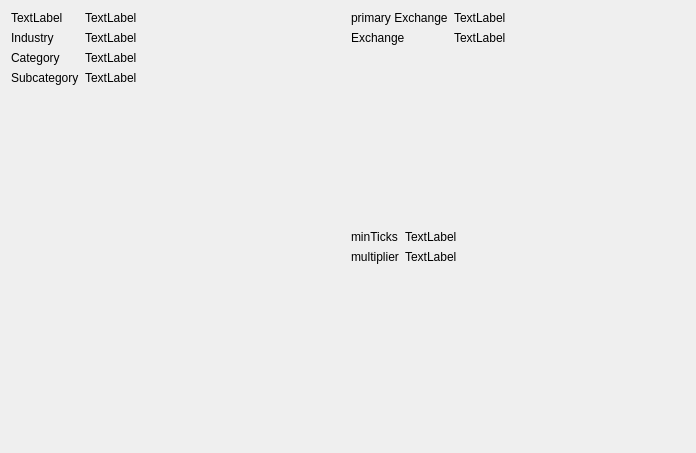
Qt form finance_app/ui/windows/asset_detail/shared/pages/basic_info/basic_info.ui (lukaskellerstein/FinanceApp) before a commit.
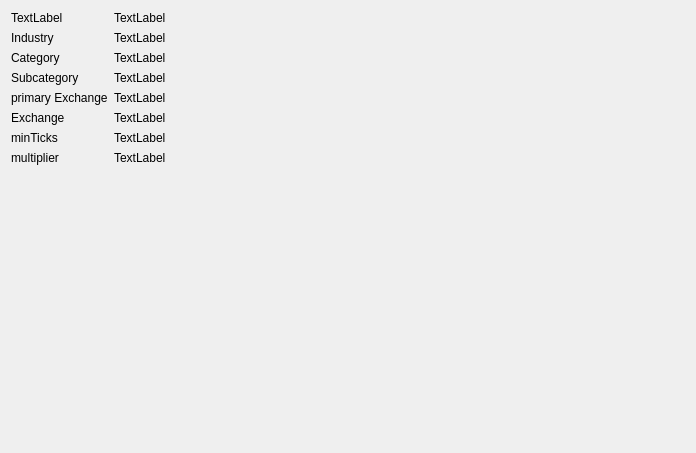
The same form after that commit.

The edit to the form file:
```diff
--- a/finance_app/ui/windows/asset_detail/shared/pages/basic_info/basic_info.ui
+++ b/finance_app/ui/windows/asset_detail/shared/pages/basic_info/basic_info.ui
@@ -16,6 +16,13 @@
   <layout class="QGridLayout" name="gridLayout">
    <item row="0" column="0" rowspan="2">
     <layout class="QFormLayout" name="basicInfoBox">
+     <item row="1" column="0">
+      <widget class="QLabel" name="localSymbolLabel">
+       <property name="text">
+        <string>TextLabel</string>
+       </property>
+      </widget>
+     </item>
      <item row="1" column="1">
       <widget class="QLabel" name="longNameLabel">
        <property name="text">
@@ -65,79 +72,70 @@
        </property>
       </widget>
      </item>
-     <item row="1" column="0">
-      <widget class="QLabel" name="localSymbolLabel">
-       <property name="text">
-        <string>TextLabel</string>
-       </property>
-      </widget>
-     </item>
-    </layout>
-   </item>
-   <item row="1" column="1">
-    <layout class="QFormLayout" name="basicInfo2Box">
-     <item row="0" column="0">
-      <widget class="QLabel" name="label_2">
-       <property name="text">
-        <string>minTicks</string>
-       </property>
-      </widget>
-     </item>
-     <item row="1" column="0">
-      <widget class="QLabel" name="label_4">
-       <property name="text">
-        <string>multiplier</string>
-       </property>
-      </widget>
-     </item>
-     <item row="0" column="1">
-      <widget class="QLabel" name="minTicksLabel">
-       <property name="text">
-        <string>TextLabel</string>
-       </property>
-      </widget>
-     </item>
-     <item row="1" column="1">
-      <widget class="QLabel" name="multiplierLabel">
-       <property name="text">
-        <string>TextLabel</string>
-       </property>
-      </widget>
-     </item>
-    </layout>
-   </item>
-   <item row="0" column="1">
-    <layout class="QFormLayout" name="basicInfo3Box">
-     <item row="0" column="0">
+     <item row="5" column="0">
       <widget class="QLabel" name="label_5">
        <property name="text">
         <string>primary Exchange</string>
        </property>
       </widget>
      </item>
-     <item row="0" column="1">
+     <item row="5" column="1">
       <widget class="QLabel" name="primaryExchangeLabel">
        <property name="text">
         <string>TextLabel</string>
        </property>
       </widget>
      </item>
-     <item row="1" column="0">
+     <item row="6" column="0">
       <widget class="QLabel" name="label_7">
        <property name="text">
         <string>Exchange</string>
        </property>
       </widget>
      </item>
-     <item row="1" column="1">
+     <item row="6" column="1">
       <widget class="QLabel" name="exchangeLabel">
        <property name="text">
         <string>TextLabel</string>
        </property>
       </widget>
      </item>
+     <item row="7" column="0">
+      <widget class="QLabel" name="label_2">
+       <property name="text">
+        <string>minTicks</string>
+       </property>
+      </widget>
+     </item>
+     <item row="7" column="1">
+      <widget class="QLabel" name="minTicksLabel">
+       <property name="text">
+        <string>TextLabel</string>
+       </property>
+      </widget>
+     </item>
+     <item row="8" column="0">
+      <widget class="QLabel" name="label_4">
+       <property name="text">
+        <string>multiplier</string>
+       </property>
+      </widget>
+     </item>
+     <item row="8" column="1">
+      <widget class="QLabel" name="multiplierLabel">
+       <property name="text">
+        <string>TextLabel</string>
+       </property>
+      </widget>
+     </item>
     </layout>
    </item>
+   <item row="1" column="1">
+    <layout class="QFormLayout" name="basicInfo2Box"/>
+   </item>
+   <item row="0" column="1">
+    <layout class="QFormLayout" name="basicInfo3Box"/>
+   </item>
   </layout>
  </widget>
  <resources/>
```
